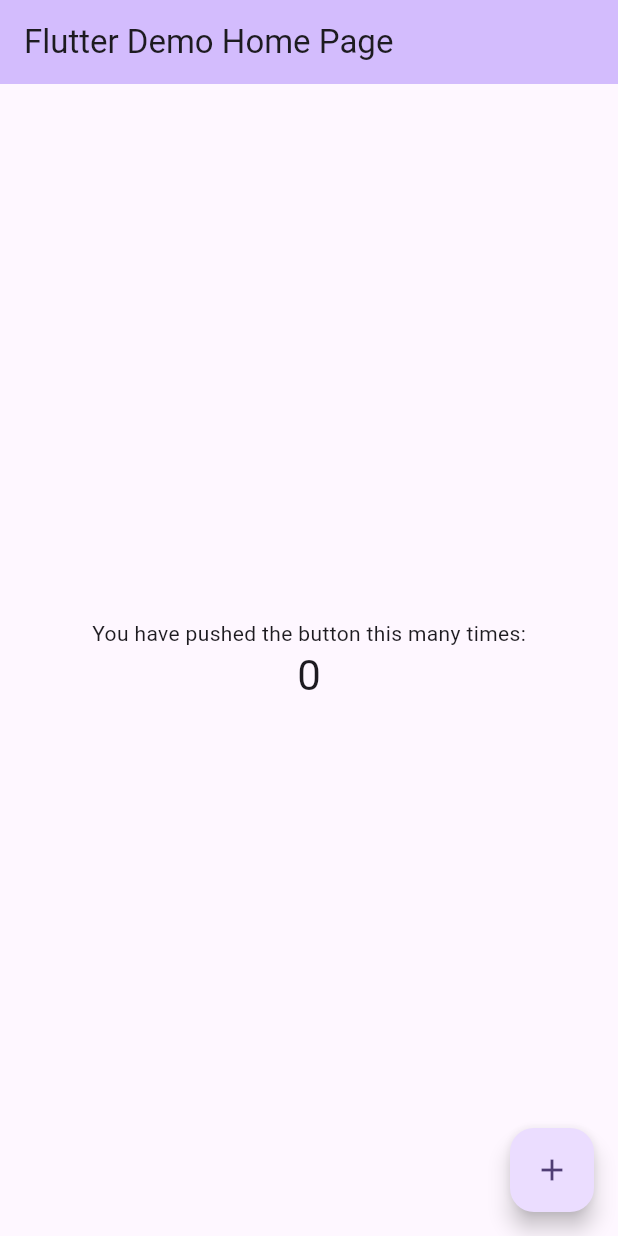
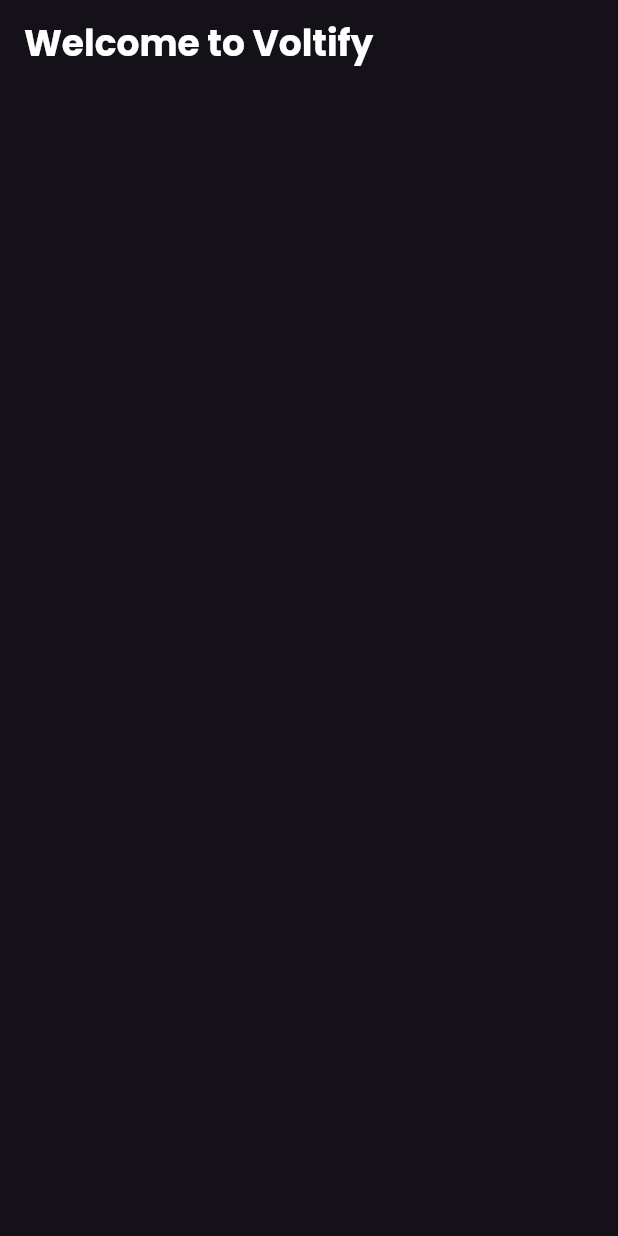
Before and after one commit to amro3z/voltify, a Flutter app: the screen it shows after launch, on a phone screen of 412 x 824 dp. Run offline on Flutter 3.47's test engine with Material 3 defaults, Android fonts, the light colour scheme and no system bars.

Commit message:
refactor: replace MyApp with Init as the main application widget , add HomeScreen , implements notification , implement battery and add the CircularPercentIndicator

```diff
--- a/lib/main.dart
+++ b/lib/main.dart
@@ -1,122 +1,18 @@
 import 'package:flutter/material.dart';
+import 'package:voltify/screens/home_screen.dart';
 
 void main() {
-  runApp(const MyApp());
+  runApp(Init());
 }
+class Init extends StatelessWidget {
+  const Init({super.key});
 
-class MyApp extends StatelessWidget {
-  const MyApp({super.key});
-
-  // This widget is the root of your application.
   @override
   Widget build(BuildContext context) {
     return MaterialApp(
-      title: 'Flutter Demo',
-      theme: ThemeData(
-        // This is the theme of your application.
-        //
-        // TRY THIS: Try running your application with "flutter run". You'll see
-        // the application has a purple toolbar. Then, without quitting the app,
-        // try changing the seedColor in the colorScheme below to Colors.green
-        // and then invoke "hot reload" (save your changes or press the "hot
-        // reload" button in a Flutter-supported IDE, or press "r" if you used
-        // the command line to start the app).
-        //
-        // Notice that the counter didn't reset back to zero; the application
-        // state is not lost during the reload. To reset the state, use hot
-        // restart instead.
-        //
-        // This works for code too, not just values: Most code changes can be
-        // tested with just a hot reload.
-        colorScheme: ColorScheme.fromSeed(seedColor: Colors.deepPurple),
-      ),
-      home: const MyHomePage(title: 'Flutter Demo Home Page'),
+      title: 'Voltify',
+      theme: ThemeData.dark(),
+      home: const HomeScreen(),
     );
   }
 }
-
-class MyHomePage extends StatefulWidget {
-  const MyHomePage({super.key, required this.title});
-
-  // This widget is the home page of your application. It is stateful, meaning
-  // that it has a State object (defined below) that contains fields that affect
-  // how it looks.
-
-  // This class is the configuration for the state. It holds the values (in this
-  // case the title) provided by the parent (in this case the App widget) and
-  // used by the build method of the State. Fields in a Widget subclass are
-  // always marked "final".
-
-  final String title;
-
-  @override
-  State<MyHomePage> createState() => _MyHomePageState();
-}
-
-class _MyHomePageState extends State<MyHomePage> {
-  int _counter = 0;
-
-  void _incrementCounter() {
-    setState(() {
-      // This call to setState tells the Flutter framework that something has
-      // changed in this State, which causes it to rerun the build method below
-      // so that the display can reflect the updated values. If we changed
-      // _counter without calling setState(), then the build method would not be
-      // called again, and so nothing would appear to happen.
-      _counter++;
-    });
-  }
-
-  @override
-  Widget build(BuildContext context) {
-    // This method is rerun every time setState is called, for instance as done
-    // by the _incrementCounter method above.
-    //
-    // The Flutter framework has been optimized to make rerunning build methods
-    // fast, so that you can just rebuild anything that needs updating rather
-    // than having to individually change instances of widgets.
-    return Scaffold(
-      appBar: AppBar(
-        // TRY THIS: Try changing the color here to a specific color (to
-        // Colors.amber, perhaps?) and trigger a hot reload to see the AppBar
-        // change color while the other colors stay the same.
-        backgroundColor: Theme.of(context).colorScheme.inversePrimary,
-        // Here we take the value from the MyHomePage object that was created by
-        // the App.build method, and use it to set our appbar title.
-        title: Text(widget.title),
-      ),
-      body: Center(
-        // Center is a layout widget. It takes a single child and positions it
-        // in the middle of the parent.
-        child: Column(
-          // Column is also a layout widget. It takes a list of children and
-          // arranges them vertically. By default, it sizes itself to fit its
-          // children horizontally, and tries to be as tall as its parent.
-          //
-          // Column has various properties to control how it sizes itself and
-          // how it positions its children. Here we use mainAxisAlignment to
-          // center the children vertically; the main axis here is the vertical
-          // axis because Columns are vertical (the cross axis would be
-          // horizontal).
-          //
-          // TRY THIS: Invoke "debug painting" (choose the "Toggle Debug Paint"
-          // action in the IDE, or press "p" in the console), to see the
-          // wireframe for each widget.
-          mainAxisAlignment: MainAxisAlignment.center,
-          children: <Widget>[
-            const Text('You have pushed the button this many times:'),
-            Text(
-              '$_counter',
-              style: Theme.of(context).textTheme.headlineMedium,
-            ),
-          ],
-        ),
-      ),
-      floatingActionButton: FloatingActionButton(
-        onPressed: _incrementCounter,
-        tooltip: 'Increment',
-        child: const Icon(Icons.add),
-      ), // This trailing comma makes auto-formatting nicer for build methods.
-    );
-  }
-}
--- /dev/null
+++ b/lib/screens/home_screen.dart
@@ -0,0 +1,27 @@
+import 'package:flutter/material.dart';
+
+class HomeScreen extends StatefulWidget {
+  const HomeScreen({super.key});
+
+  @override
+  State<HomeScreen> createState() => _HomeScreenState();
+}
+
+class _HomeScreenState extends State<HomeScreen> {
+  @override
+  Widget build(BuildContext context) {
+    return Scaffold(
+      appBar: AppBar(
+        title: const Text(
+          'Welcome to Voltify',
+          style: TextStyle(
+            fontSize: 24,
+            color: Colors.white,
+            fontWeight: FontWeight.bold,
+            fontFamily: 'CustomFont',
+          ),
+        ),
+      ),
+    );
+  }
+}
```
Also changed, not shown: 1 other file.
